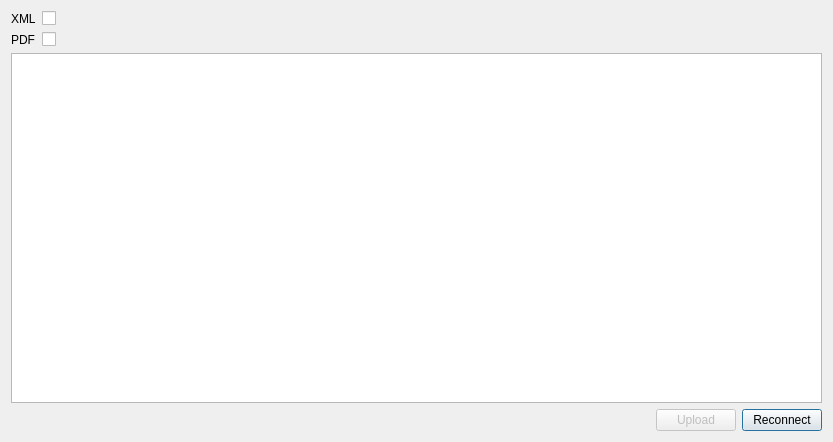
Above: src/GSvar/SomaticDataTransferWidget.ui from imgag/ngs-bits before the change. Below: the same form after it.
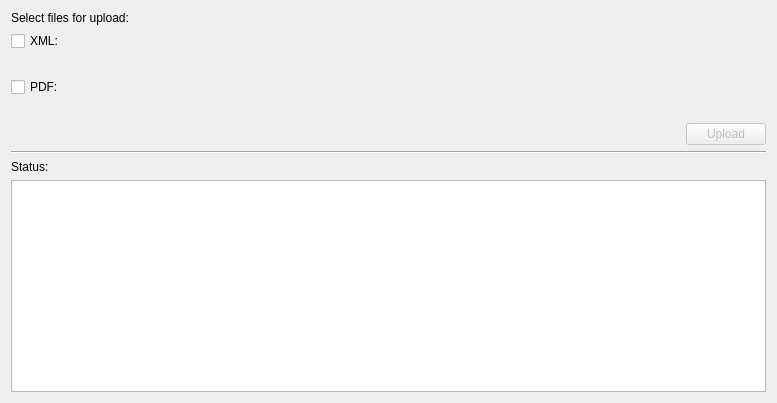
That is the form after the change.

Commit message: GSvar: usability changes to SomaticDataTransferWidget.

Diff of the .ui file:
```diff
--- a/src/GSvar/SomaticDataTransferWidget.ui
+++ b/src/GSvar/SomaticDataTransferWidget.ui
@@ -6,117 +6,93 @@
    <rect>
     <x>0</x>
     <y>0</y>
-    <width>833</width>
-    <height>442</height>
+    <width>777</width>
+    <height>403</height>
    </rect>
   </property>
-  <property name="minimumSize">
-   <size>
-    <width>700</width>
-    <height>0</height>
-   </size>
-  </property>
   <property name="windowTitle">
    <string>Data Transfer MTB</string>
   </property>
-  <layout class="QGridLayout" name="gridLayout">
-   <item row="2" column="0" colspan="4">
-    <widget class="QTextEdit" name="status_display"/>
-   </item>
-   <item row="3" column="3">
-    <widget class="QPushButton" name="reconnect_button">
-     <property name="sizePolicy">
-      <sizepolicy hsizetype="Fixed" vsizetype="Fixed">
-       <horstretch>0</horstretch>
-       <verstretch>0</verstretch>
-      </sizepolicy>
-     </property>
-     <property name="text">
-      <string>Reconnect</string>
-     </property>
-    </widget>
-   </item>
-   <item row="0" column="1" colspan="3">
-    <widget class="QCheckBox" name="xml_select">
-     <property name="sizePolicy">
-      <sizepolicy hsizetype="Fixed" vsizetype="Fixed">
-       <horstretch>0</horstretch>
-       <verstretch>0</verstretch>
-      </sizepolicy>
-     </property>
-     <property name="minimumSize">
-      <size>
-       <width>600</width>
-       <height>0</height>
-      </size>
-     </property>
-     <property name="text">
-      <string/>
-     </property>
-    </widget>
-   </item>
-   <item row="0" column="0">
+  <layout class="QGridLayout" name="gridLayout" columnstretch="0,1,0">
+   <item row="0" column="0" colspan="3">
     <widget class="QLabel" name="label">
-     <property name="sizePolicy">
-      <sizepolicy hsizetype="Fixed" vsizetype="Preferred">
-       <horstretch>0</horstretch>
-       <verstretch>0</verstretch>
-      </sizepolicy>
+     <property name="text">
+      <string>Select files for upload:</string>
      </property>
+    </widget>
+   </item>
+   <item row="7" column="0" colspan="3">
+    <widget class="QLabel" name="label_2">
      <property name="text">
-      <string>XML</string>
+      <string>Status:</string>
      </property>
     </widget>
    </item>
-   <item row="3" column="2">
-    <widget class="QPushButton" name="upload_button">
-     <property name="enabled">
-      <bool>false</bool>
+   <item row="6" column="0" colspan="3">
+    <widget class="Line" name="line">
+     <property name="orientation">
+      <enum>Qt::Horizontal</enum>
      </property>
-     <property name="sizePolicy">
-      <sizepolicy hsizetype="Fixed" vsizetype="Fixed">
-       <horstretch>0</horstretch>
-       <verstretch>0</verstretch>
-      </sizepolicy>
-     </property>
+    </widget>
+   </item>
+   <item row="2" column="1" colspan="2">
+    <widget class="QLabel" name="xml_last_upload">
      <property name="text">
-      <string>Upload</string>
+      <string/>
      </property>
     </widget>
    </item>
-   <item row="1" column="1" colspan="3">
+   <item row="3" column="0">
     <widget class="QCheckBox" name="pdf_select">
-     <property name="sizePolicy">
-      <sizepolicy hsizetype="Fixed" vsizetype="Fixed">
-       <horstretch>0</horstretch>
-       <verstretch>0</verstretch>
-      </sizepolicy>
-     </property>
      <property name="minimumSize">
       <size>
-       <width>600</width>
+       <width>0</width>
        <height>0</height>
       </size>
      </property>
      <property name="text">
-      <string/>
+      <string>PDF:</string>
      </property>
     </widget>
    </item>
    <item row="1" column="0">
-    <widget class="QLabel" name="label_2">
-     <property name="sizePolicy">
-      <sizepolicy hsizetype="Fixed" vsizetype="Preferred">
-       <horstretch>0</horstretch>
-       <verstretch>0</verstretch>
-      </sizepolicy>
+    <widget class="QCheckBox" name="xml_select">
+     <property name="text">
+      <string>XML:</string>
      </property>
+    </widget>
+   </item>
+   <item row="1" column="1" colspan="2">
+    <widget class="QLabel" name="xml_filename">
      <property name="text">
-      <string>PDF</string>
+      <string/>
      </property>
     </widget>
    </item>
-   <item row="3" column="0" colspan="2">
+   <item row="3" column="1" colspan="2">
+    <widget class="QLabel" name="pdf_filename">
+     <property name="text">
+      <string/>
+     </property>
+    </widget>
+   </item>
+   <item row="4" column="1" colspan="2">
+    <widget class="QLabel" name="pdf_last_upload">
+     <property name="text">
+      <string/>
+     </property>
+    </widget>
+   </item>
+   <item row="9" column="0" colspan="3">
+    <widget class="QTextEdit" name="status_display">
+     <property name="readOnly">
+      <bool>true</bool>
+     </property>
+    </widget>
+   </item>
+   <item row="5" column="0" colspan="3">
+    <layout class="QHBoxLayout" name="horizontalLayout_2">
+     <item>
     <spacer name="horizontalSpacer">
      <property name="orientation">
       <enum>Qt::Horizontal</enum>
@@ -128,6 +104,24 @@
       </size>
      </property>
     </spacer>
+     </item>
+     <item>
+      <widget class="QPushButton" name="upload_button">
+       <property name="enabled">
+        <bool>false</bool>
+       </property>
+       <property name="sizePolicy">
+        <sizepolicy hsizetype="Fixed" vsizetype="Fixed">
+         <horstretch>0</horstretch>
+         <verstretch>0</verstretch>
+        </sizepolicy>
+       </property>
+       <property name="text">
+        <string>Upload</string>
+       </property>
+      </widget>
+     </item>
+    </layout>
    </item>
   </layout>
  </widget>
```
Lines whose indentation alone changed are shown as unchanged. The commit also changes 3 other files.
